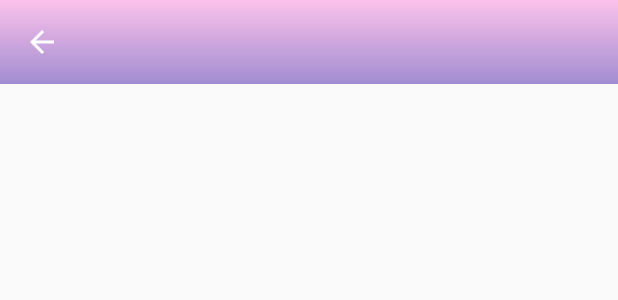
After one commit to SenzuBeans/RestMind, an Android app: the layout fragment_contact_support.xml on its own in the app's theme, with its tools: preview values and no code run, on a phone screen of 412 x 824 dp. The commit adds this screen. Shown: the top 300 px of the screen. Run offline under Robolectric (Android 15) with nearby library versions, the phone set to English and light mode, and no system bars.

Commit message:
Updated 9/24/2019

```diff
--- a/app/src/main/java/com/alternative/cap/restmindv3/ui/music/MusicFragment.java
+++ b/app/src/main/java/com/alternative/cap/restmindv3/ui/music/MusicFragment.java
@@ -238,7 +238,6 @@ public class MusicFragment extends Fragment implements MusicAdapter.MediaListAda
         pauseMediaBtn.setVisibility(View.GONE);
     }
 
-
     @Override
     public void onItemClicked(String passName, String passArtist, String passUri) {
         if (!isSongPlay) {
--- a/app/src/main/java/com/alternative/cap/restmindv3/ui/setting/SettingViewModel.java
+++ /dev/null
@@ -1,5 +0,0 @@
-package com.alternative.cap.restmindv3.ui.setting;
-
-import androidx.lifecycle.LiveData;
-import androidx.lifecycle.MutableLiveData;
-import androidx.lifecycle.ViewModel;
--- /dev/null
+++ b/app/src/main/java/com/alternative/cap/restmindv3/util/SettingListener.java
@@ -0,0 +1,5 @@
+package com.alternative.cap.restmindv3.util;
+
+public interface SettingListener {
+    void onClickedDestroy();
+}
--- /dev/null
+++ b/app/src/main/res/layout/fragment_contact_support.xml
@@ -0,0 +1,32 @@
+<?xml version="1.0" encoding="utf-8"?>
+<androidx.constraintlayout.widget.ConstraintLayout xmlns:android="http://schemas.android.com/apk/res/android"
+    xmlns:tools="http://schemas.android.com/tools"
+    android:layout_width="match_parent"
+    android:layout_height="match_parent"
+    xmlns:app="http://schemas.android.com/apk/res-auto"
+    tools:context=".ui.setting.sub_setting.ContactSupport">
+
+    <!-- TODO: Update blank fragment layout -->
+
+    <androidx.appcompat.widget.Toolbar
+        android:layout_width="match_parent"
+        android:layout_height="?attr/actionBarSize"
+        android:background="@drawable/bg_regtangle_outer"
+        tools:ignore="MissingConstraints">
+
+        <ImageButton
+            android:id="@+id/settingListBackBtn"
+            android:layout_width="wrap_content"
+            android:layout_height="match_parent"
+            android:background="@color/colorTransparent"
+            app:srcCompat="@drawable/ic_arrow_back_24dp" />
+    </androidx.appcompat.widget.Toolbar>
+
+    <ScrollView
+        android:layout_width="match_parent"
+        android:layout_height="match_parent">
+
+
+    </ScrollView>
+
+</androidx.constraintlayout.widget.ConstraintLayout>
--- a/app/src/main/res/values/strings.xml
+++ b/app/src/main/res/values/strings.xml
@@ -12,4 +12,7 @@
     <string name="title_dashboard">Dashboard</string>
     <string name="title_notifications">Notifications</string>
 
+    <!-- TODO: Remove or change this placeholder text -->
+    <string name="hello_blank_fragment">Hello blank fragment</string>
+
 </resources>
```
Also changed, not shown: app/src/main/java/com/alternative/cap/restmindv3/ui/music/MusicViewModel.java (deleted, +0 -19 lines), app/src/main/java/com/alternative/cap/restmindv3/ui/narration/NarrationViewModel.java (deleted, +0 -19 lines), app/src/main/java/com/alternative/cap/restmindv3/ui/setting/SettingFragment.java (+49 -20 lines), app/src/main/java/com/alternative/cap/restmindv3/ui/setting/sub_setting/ContactSupport.java (added, +71 -0 lines), app/src/main/java/com/alternative/cap/restmindv3/ui/setting/sub_setting/ProfileFlagment.java (added, +59 -0 lines), app/src/main/res/layout/fragment_profile__flagment.xml (added, +17 -0 lines), app/src/main/res/layout/fragment_setting.xml (+9 -1 lines).
